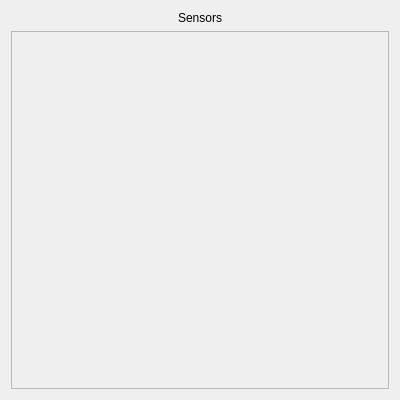
Old version of the form include/ui/hardwaremonitor.ui in the repository haakonleg/nvOverdrive.
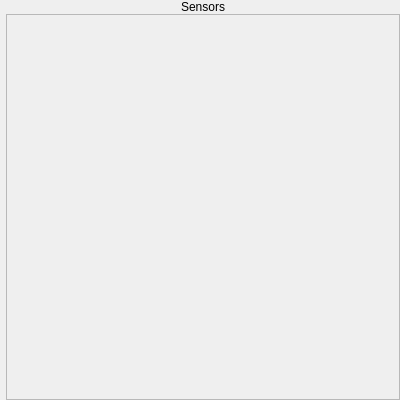
New version of the form.

Patch:
```diff
--- a/include/ui/hardwaremonitor.ui
+++ b/include/ui/hardwaremonitor.ui
@@ -20,6 +20,21 @@
    <string>Form</string>
   </property>
   <layout class="QVBoxLayout" name="verticalLayout">
+   <property name="spacing">
+    <number>0</number>
+   </property>
+   <property name="leftMargin">
+    <number>6</number>
+   </property>
+   <property name="topMargin">
+    <number>0</number>
+   </property>
+   <property name="rightMargin">
+    <number>0</number>
+   </property>
+   <property name="bottomMargin">
+    <number>0</number>
+   </property>
    <item>
     <widget class="QLabel" name="label">
      <property name="text">
```
Left out of the diff: 2 changed lines with no effect on the pictures.
